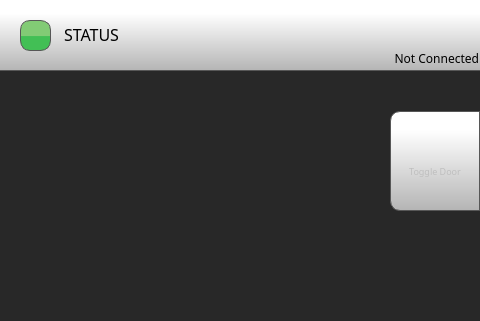
First picture: the form in octoprint_IdexTouchUI/mainGUI.ui, repository FracktalWorks/IdexTouchUI, before the edit; both pictures show x 0 to 480 and y 0 to 321 of the 480 by 800 pixel window.
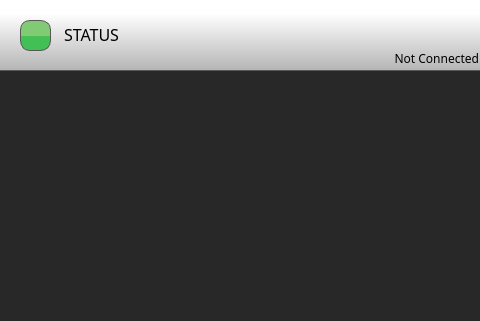
Second picture: the form after the edit. Icons and pictures are not drawn.

Commit message:
made changes in main.py ,main gui .py& .ui
removed the door lock i.,e togle door in main ui and compiled the code and removed the parameters calling in main.py

```diff
--- a/octoprint_IdexTouchUI/mainGUI.ui
+++ b/octoprint_IdexTouchUI/mainGUI.ui
@@ -1366,84 +1366,6 @@
        <set>Qt::AlignRight|Qt::AlignTrailing|Qt::AlignVCenter</set>
       </property>
      </widget>
-     <widget class="QToolButton" name="doorLockButton">
-      <property name="enabled">
-       <bool>false</bool>
-      </property>
-      <property name="geometry">
-       <rect>
-        <x>390</x>
-        <y>111</y>
-        <width>90</width>
-        <height>100</height>
-       </rect>
-      </property>
-      <property name="minimumSize">
-       <size>
-        <width>0</width>
-        <height>0</height>
-       </size>
-      </property>
-      <property name="font">
-       <font>
-        <family>Gotham</family>
-        <pointsize>7</pointsize>
-       </font>
-      </property>
-      <property name="styleSheet">
-       <string notr="true">QToolButton {
-	padding-top: 20px;
-     border: 1px solid rgb(87, 87, 87);
-	background-color: qlineargradient(spread:pad, x1:0, y1:1, x2:0, y2:0.188, stop:0 rgba(180, 180, 180, 255), stop:1 rgba(255, 255, 255, 255));
-
-border-top-left-radius: 10px;
-
-border-bottom-left-radius: 10px;
-
-
-
-}
-
-QToolButton:pressed {
-    background-color: qlineargradient(x1: 0, y1: 0, x2: 0, y2: 1,
-                                      stop: 0 #dadbde, stop: 1 #f6f7fa);
-}
-
-QToolButton:flat {
-    border: none; /* no border for a flat push button */
-}
-
-QToolButton:default {
-    border-color: navy; /* make the default button prominent */
-}</string>
-      </property>
-      <property name="text">
-       <string>Toggle Door</string>
-      </property>
-      <property name="icon">
-       <iconset>
-        <normaloff>templates/img/doorUnlock.png</normaloff>
-        <normalon>templates/img/doorLock.png</normalon>templates/img/doorUnlock.png</iconset>
-      </property>
-      <property name="iconSize">
-       <size>
-        <width>50</width>
-        <height>50</height>
-       </size>
-      </property>
-      <property name="checkable">
-       <bool>false</bool>
-      </property>
-      <property name="checked">
-       <bool>false</bool>
-      </property>
-      <property name="toolButtonStyle">
-       <enum>Qt::ToolButtonTextUnderIcon</enum>
-      </property>
-      <property name="autoRaise">
-       <bool>false</bool>
-      </property>
-     </widget>
      <widget class="Line" name="line_8">
       <property name="geometry">
        <rect>
```
Left out of the diff: 1 changed line with no effect on the pictures. The commit also changes 2 other files.
